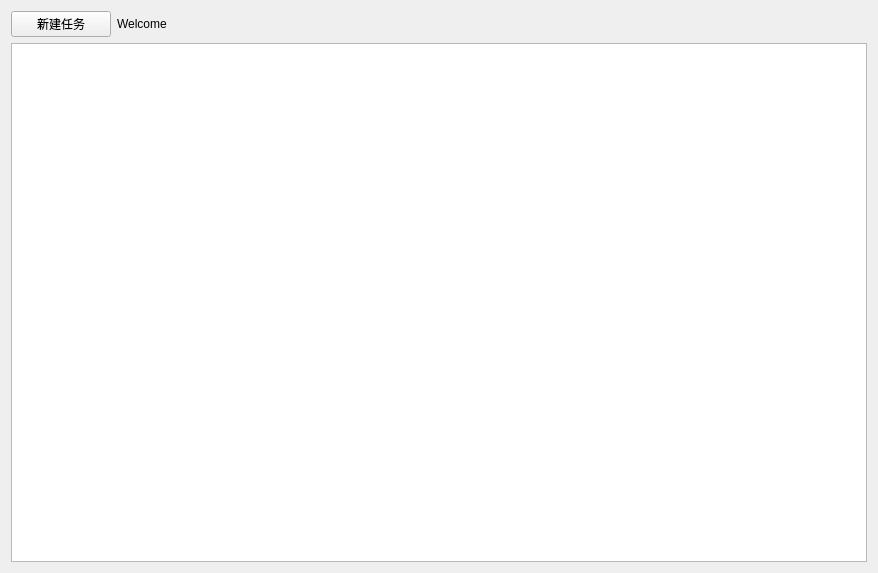
Old version of the form framework/gui/ui/src/home.ui in the repository cash2one/AutoDriver.
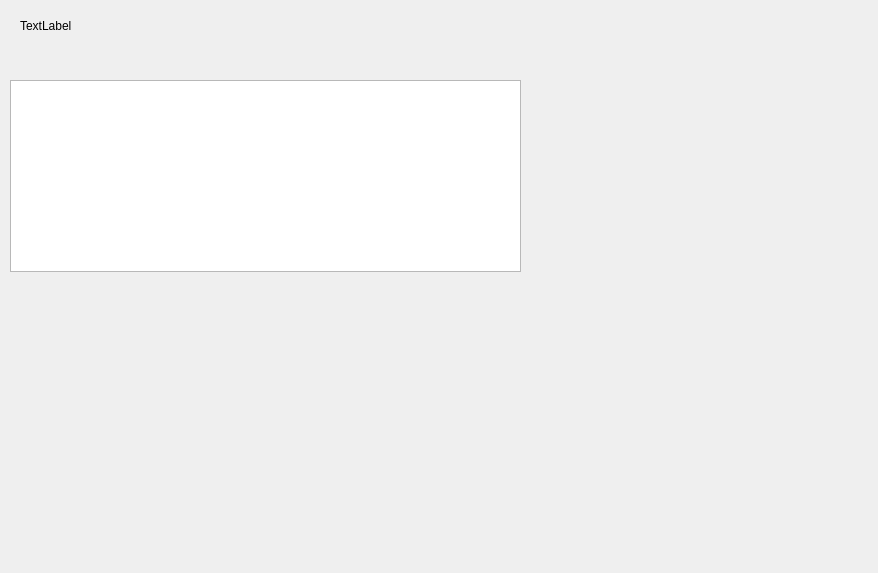
New version of the form.

Patch:
```diff
--- a/framework/gui/ui/src/home.ui
+++ b/framework/gui/ui/src/home.ui
@@ -13,39 +13,35 @@
   <property name="windowTitle">
    <string>Form</string>
   </property>
-  <layout class="QVBoxLayout" name="verticalLayout">
-   <item>
-    <layout class="QHBoxLayout" name="horizontalLayout">
-     <item>
-      <widget class="QPushButton" name="pushButton">
-       <property name="maximumSize">
-        <size>
-         <width>100</width>
-         <height>16777215</height>
-        </size>
-       </property>
-       <property name="text">
-        <string>新建任务</string>
-       </property>
-      </widget>
-     </item>
-     <item>
-      <widget class="QLabel" name="label">
-       <property name="text">
-        <string>Welcome</string>
-       </property>
-      </widget>
-     </item>
-    </layout>
-   </item>
-   <item>
-    <widget class="QTableView" name="tv_task">
-     <attribute name="horizontalHeaderCascadingSectionResizes">
-      <bool>true</bool>
-     </attribute>
-    </widget>
-   </item>
-  </layout>
+  <property name="autoFillBackground">
+   <bool>false</bool>
+  </property>
+  <widget class="QTableView" name="tv_task">
+   <property name="geometry">
+    <rect>
+     <x>10</x>
+     <y>80</y>
+     <width>511</width>
+     <height>192</height>
+    </rect>
+   </property>
+   <attribute name="horizontalHeaderCascadingSectionResizes">
+    <bool>true</bool>
+   </attribute>
+  </widget>
+  <widget class="QLabel" name="lbl_weather">
+   <property name="geometry">
+    <rect>
+     <x>20</x>
+     <y>10</y>
+     <width>681</width>
+     <height>31</height>
+    </rect>
+   </property>
+   <property name="text">
+    <string>TextLabel</string>
+   </property>
+  </widget>
  </widget>
  <resources>
   <include location="../res.qrc"/>
```
